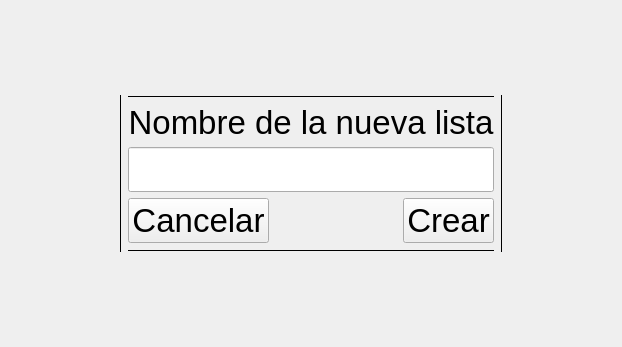
This is nuevo.ui in maxi03462/Chau-QT as Qt 5 draws it before an edit. The edited form follows.
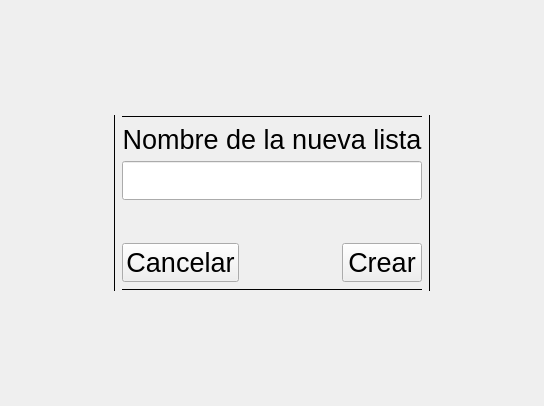
This is the edited form.

Patch:
```diff
--- a/nuevo.ui
+++ b/nuevo.ui
@@ -6,8 +6,8 @@
    <rect>
     <x>0</x>
     <y>0</y>
-    <width>622</width>
-    <height>347</height>
+    <width>544</width>
+    <height>406</height>
    </rect>
   </property>
   <property name="windowTitle">
@@ -75,7 +75,7 @@
                <widget class="QLabel" name="label">
                 <property name="font">
                  <font>
-                  <pointsize>25</pointsize>
+                  <pointsize>20</pointsize>
                  </font>
                 </property>
                 <property name="text">
@@ -90,20 +90,35 @@
                <widget class="QLineEdit" name="lineEdit">
                 <property name="font">
                  <font>
-                  <pointsize>25</pointsize>
+                  <pointsize>20</pointsize>
                  </font>
                 </property>
                </widget>
               </item>
              </layout>
             </item>
+            <item>
+             <widget class="QLabel" name="label_2">
+              <property name="font">
+               <font>
+                <pointsize>20</pointsize>
+               </font>
+              </property>
+              <property name="text">
+               <string/>
+              </property>
+              <property name="alignment">
+               <set>Qt::AlignCenter</set>
+              </property>
+             </widget>
+            </item>
             <item>
              <layout class="QHBoxLayout" name="horizontalLayout">
               <item>
                <widget class="QPushButton" name="pushButton">
                 <property name="font">
                  <font>
-                  <pointsize>25</pointsize>
+                  <pointsize>20</pointsize>
                  </font>
                 </property>
                 <property name="text">
@@ -128,7 +143,7 @@
                <widget class="QPushButton" name="pushButton_2">
                 <property name="font">
                  <font>
-                  <pointsize>25</pointsize>
+                  <pointsize>20</pointsize>
                  </font>
                 </property>
                 <property name="text">
```
